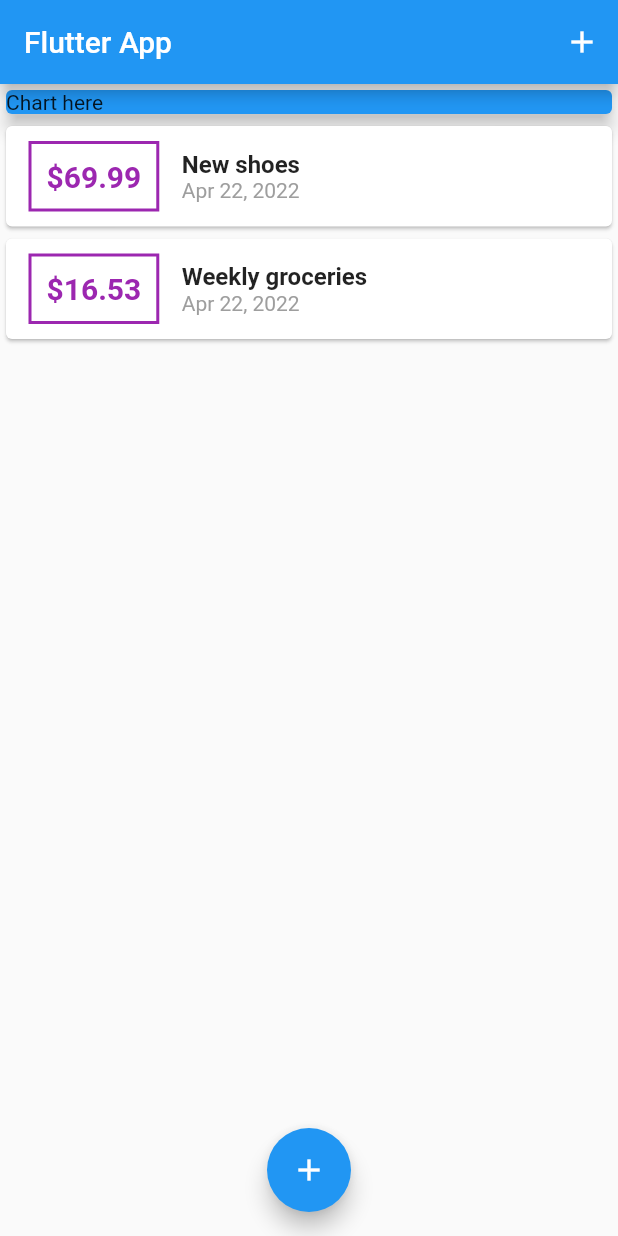
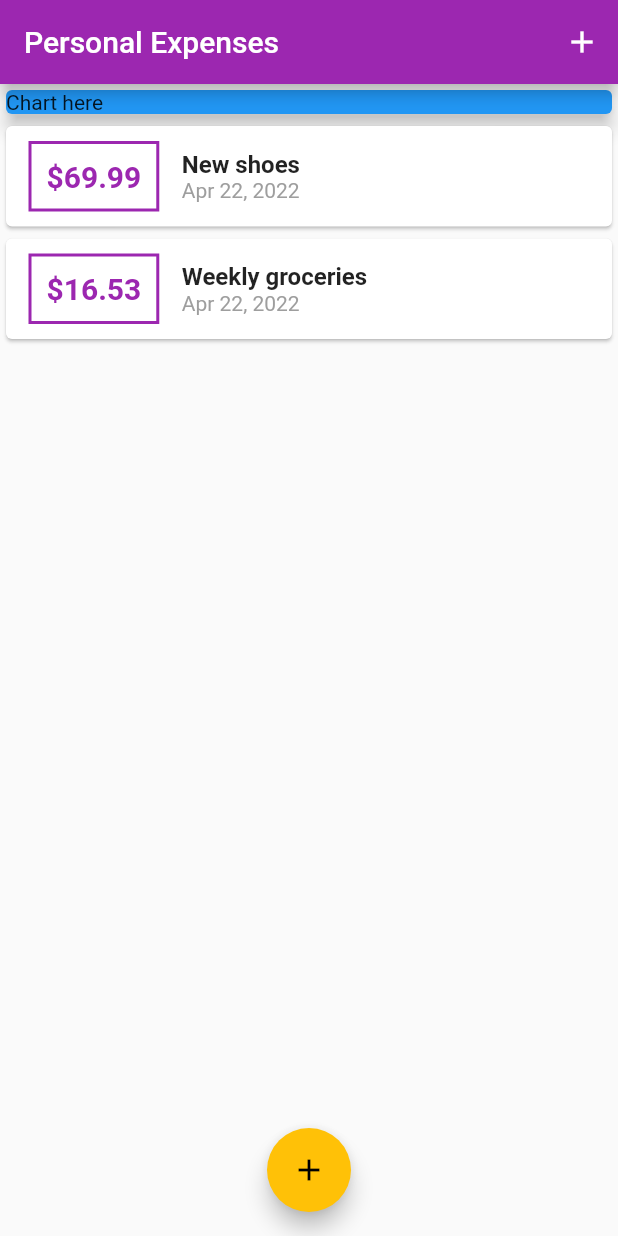
Before and after one commit to Akmalismail/udemy-flutter, a Flutter app: the screen it shows after launch, on a phone screen of 412 x 824 dp. Run offline on Flutter 3.47's test engine with Material 2 defaults, Android fonts, the phone set to English and light mode, and no system bars.

Commit message:
95. Configuring & Using Themes

```diff
--- a/lib/main.dart
+++ b/lib/main.dart
@@ -10,7 +10,13 @@ class MyApp extends StatelessWidget {
   @override
   Widget build(BuildContext context) {
     return MaterialApp(
-      title: 'Flutter App',
+      title: 'Personal Expenses',
+      theme: ThemeData(
+        colorScheme: ColorScheme.light(
+          primary: Colors.purple,
+          secondary: Colors.amber,
+        ),
+      ),
       home: MyHomePage(),
     );
   }
@@ -63,7 +69,7 @@ class _MyHomePageState extends State<MyHomePage> {
   Widget build(BuildContext context) {
     return Scaffold(
       appBar: AppBar(
-        title: Text('Flutter App'),
+        title: Text('Personal Expenses'),
         actions: [
           IconButton(
             icon: Icon(Icons.add),
--- a/lib/widgets/transaction_list.dart
+++ b/lib/widgets/transaction_list.dart
@@ -24,7 +24,7 @@ class TransactionList extends StatelessWidget {
                   ),
                   decoration: BoxDecoration(
                       border: Border.all(
-                    color: Colors.purple,
+                    color: Theme.of(context).colorScheme.primary,
                     width: 2,
                   )),
                   padding: EdgeInsets.all(10),
@@ -33,7 +33,7 @@ class TransactionList extends StatelessWidget {
                     style: TextStyle(
                       fontWeight: FontWeight.bold,
                       fontSize: 20,
-                      color: Colors.purple,
+                      color: Theme.of(context).colorScheme.primary,
                     ),
                   ),
                 ),
```
